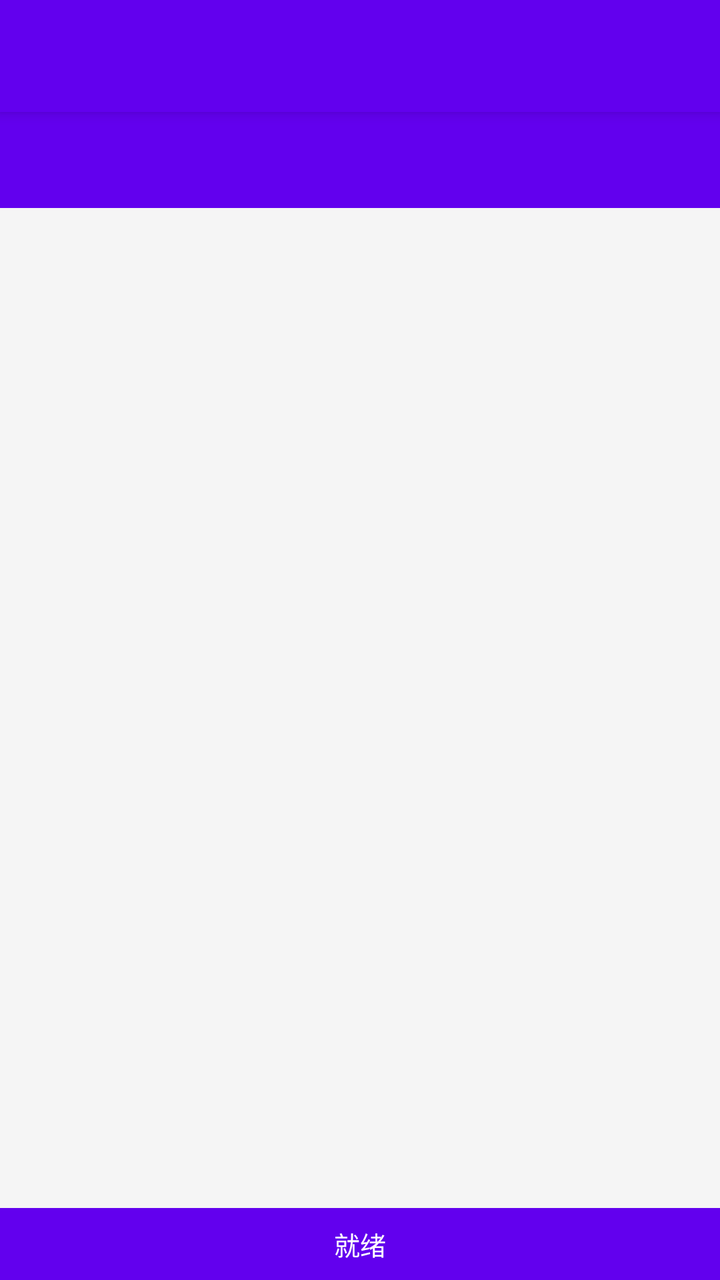
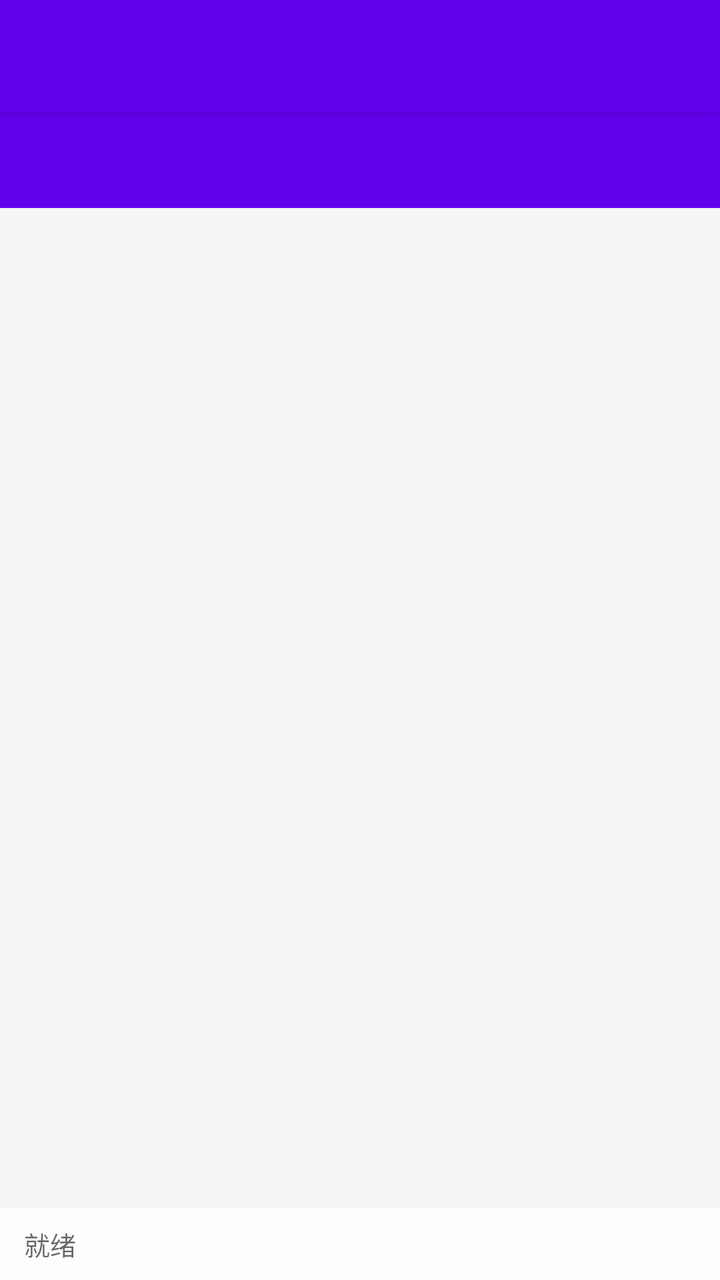

The first picture is an Android layout as it rendered before a commit; the second is the same layout after the commit. The layout source and the unified diff follow.
<!-- AndroidManifest.xml: application theme Theme.DyScraper -->
<!-- res/layout/activity_main.xml -->
<?xml version="1.0" encoding="utf-8"?>
<LinearLayout xmlns:android="http://schemas.android.com/apk/res/android"
    xmlns:app="http://schemas.android.com/apk/res-auto"
    android:layout_width="match_parent"
    android:layout_height="match_parent"
    android:orientation="vertical">

    <androidx.appcompat.widget.Toolbar
        android:id="@+id/toolbar"
        android:layout_width="match_parent"
        android:layout_height="?attr/actionBarSize"
        android:background="?attr/colorPrimary"
        android:elevation="4dp"
        android:theme="@style/ThemeOverlay.AppCompat.Dark.ActionBar" />

    <com.google.android.material.tabs.TabLayout
        android:id="@+id/tabLayout"
        android:layout_width="match_parent"
        android:layout_height="wrap_content"
        android:background="?attr/colorPrimary"
        app:tabTextColor="@android:color/white"
        app:tabSelectedTextColor="@android:color/white"
        app:tabIndicatorColor="@android:color/white"
        app:tabMode="fixed" />

    <androidx.viewpager2.widget.ViewPager2
        android:id="@+id/viewPager"
        android:layout_width="match_parent"
        android:layout_height="0dp"
        android:layout_weight="1" />

    <TextView
        android:id="@+id/statusBar"
        android:layout_width="match_parent"
        android:layout_height="36dp"
        android:background="?attr/colorPrimary"
        android:gravity="center"
        android:paddingHorizontal="12dp"
        android:text="@string/status_ready"
        android:textColor="@android:color/white"
        android:textSize="13sp"
        android:maxLines="1"
        android:ellipsize="end" />

</LinearLayout>
<!-- resources referenced by this layout -->
<resources>
  <string name="status_ready">就绪</string>
  <style name="Theme.DyScraper" parent="Theme.AppCompat.Light.NoActionBar">
          <item name="colorPrimary">@color/primary</item>
          <item name="colorPrimaryDark">@color/primary_variant</item>
          <item name="colorAccent">@color/accent</item>
          <item name="android:windowBackground">@color/background</item>
      </style>
  <color name="primary">#FF6200EE</color>
  <color name="primary_variant">#FF3700B3</color>
  <color name="accent">#FF03DAC5</color>
  <color name="background">#FFF5F5F5</color>
</resources>

<!-- the commit's change to res/layout/activity_main.xml (unified diff, before → after) -->
@@ -29,17 +29,42 @@
         android:layout_height="0dp"
         android:layout_weight="1" />
 
-    <TextView
-        android:id="@+id/statusBar"
+    
+    <LinearLayout
+        android:id="@+id/bottomBar"
         android:layout_width="match_parent"
         android:layout_height="36dp"
-        android:background="?attr/colorPrimary"
-        android:gravity="center"
-        android:paddingHorizontal="12dp"
-        android:text="@string/status_ready"
-        android:textColor="@android:color/white"
-        android:textSize="13sp"
-        android:maxLines="1"
-        android:ellipsize="end" />
+        android:orientation="horizontal"
+        android:gravity="center_vertical"
+        android:paddingStart="12dp"
+        android:paddingEnd="12dp"
+        android:background="@color/bottom_bar_background">
+
+        <TextView
+            android:id="@+id/statusBar"
+            android:layout_width="0dp"
+            android:layout_height="match_parent"
+            android:layout_weight="1"
+            android:gravity="center_vertical"
+            android:paddingHorizontal="0dp"
+            android:text="@string/status_ready"
+            android:textColor="@color/text_secondary"
+            android:textSize="13sp"
+            android:maxLines="1"
+            android:ellipsize="end" />
+
+        <TextView
+            android:id="@+id/tvFileCountBar"
+            android:layout_width="wrap_content"
+            android:layout_height="match_parent"
+            android:layout_marginStart="8dp"
+            android:gravity="center_vertical"
+            android:textColor="@color/text_secondary"
+            android:textSize="13sp"
+            android:maxLines="1"
+            android:ellipsize="end"
+            android:visibility="gone" />
+
+    </LinearLayout>
 
 </LinearLayout>
<!-- resource entries referenced after the edit -->
@@ -1,5 +1,7 @@
 <!-- resources referenced by this layout -->
 <resources>
+  <color name="bottom_bar_background">#E6FFFFFF</color>
+  <color name="text_secondary">#99000000</color>
   <string name="status_ready">就绪</string>
   <style name="Theme.DyScraper" parent="Theme.AppCompat.Light.NoActionBar">
           <item name="colorPrimary">@color/primary</item>
